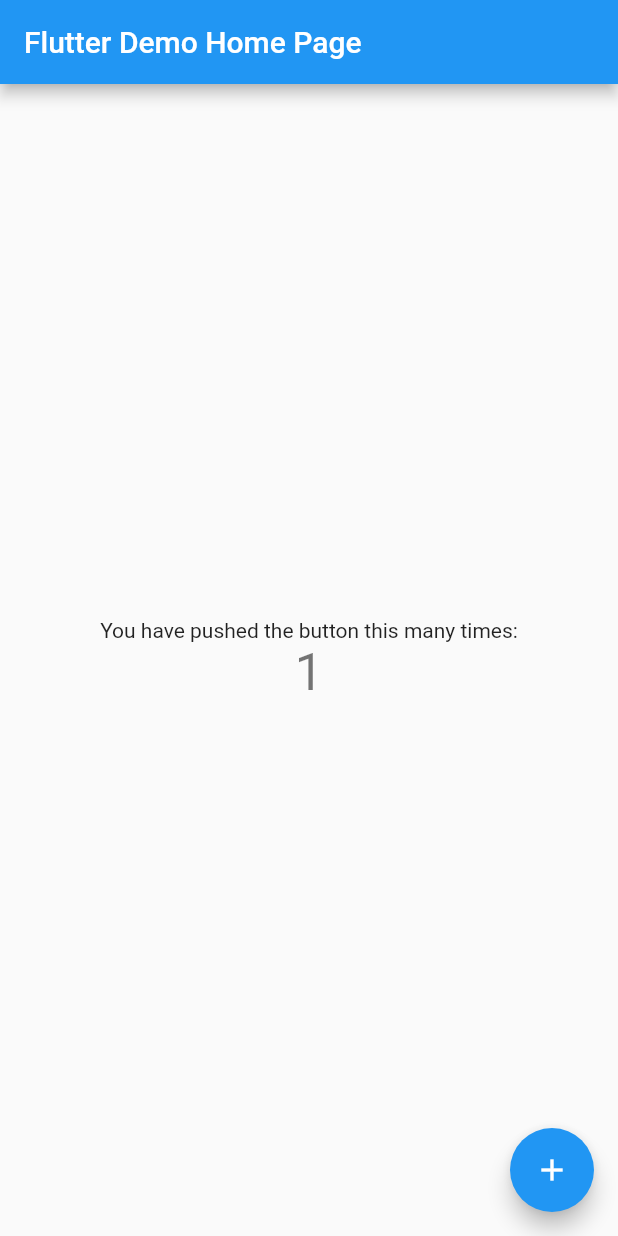
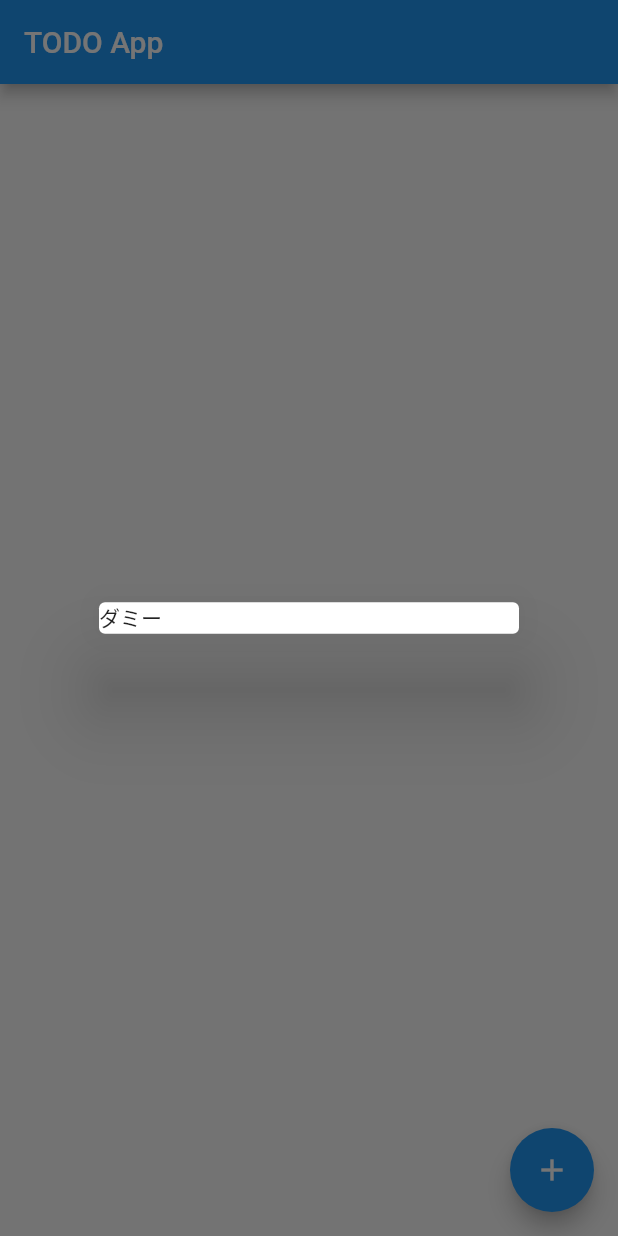
Before and after one commit to misaki-kawaguchi/todo_app, a Flutter app: the screen it shows after launch, after a tap on the "add" icon, on a phone screen of 412 x 824 dp. Run offline on Flutter 3.47's test engine with Material 2 defaults, Android fonts, the phone set to English and light mode, and no system bars; our stand-ins replace cloud_firestore, firebase_core, freezed_annotation, hooks_riverpod; accounts and stored records are empty.

Commit message:
ダイアログを表示する

```diff
--- a/lib/main.dart
+++ b/lib/main.dart
@@ -1,5 +1,6 @@
 import 'package:firebase_core/firebase_core.dart';
 import 'package:flutter/material.dart';
+import 'package:todo_app/ui/pages/item_list_page.dart';
 
 void main() async {
   WidgetsFlutterBinding.ensureInitialized();
@@ -10,109 +11,14 @@ void main() async {
 class MyApp extends StatelessWidget {
   const MyApp({Key? key}) : super(key: key);
 
-  // This widget is the root of your application.
   @override
   Widget build(BuildContext context) {
     return MaterialApp(
-      title: 'Flutter Demo',
+      title: 'TODO App',
       theme: ThemeData(
-        // This is the theme of your application.
-        //
-        // Try running your application with "flutter run". You'll see the
-        // application has a blue toolbar. Then, without quitting the app, try
-        // changing the primarySwatch below to Colors.green and then invoke
-        // "hot reload" (press "r" in the console where you ran "flutter run",
-        // or simply save your changes to "hot reload" in a Flutter IDE).
-        // Notice that the counter didn't reset back to zero; the application
-        // is not restarted.
         primarySwatch: Colors.blue,
       ),
-      home: const MyHomePage(title: 'Flutter Demo Home Page'),
+      home: const ItemListPage(),
     );
   }
 }
-
-class MyHomePage extends StatefulWidget {
-  const MyHomePage({Key? key, required this.title}) : super(key: key);
-
-  // This widget is the home page of your application. It is stateful, meaning
-  // that it has a State object (defined below) that contains fields that affect
-  // how it looks.
-
-  // This class is the configuration for the state. It holds the values (in this
-  // case the title) provided by the parent (in this case the App widget) and
-  // used by the build method of the State. Fields in a Widget subclass are
-  // always marked "final".
-
-  final String title;
-
-  @override
-  State<MyHomePage> createState() => _MyHomePageState();
-}
-
-class _MyHomePageState extends State<MyHomePage> {
-  int _counter = 0;
-
-  void _incrementCounter() {
-    setState(() {
-      // This call to setState tells the Flutter framework that something has
-      // changed in this State, which causes it to rerun the build method below
-      // so that the display can reflect the updated values. If we changed
-      // _counter without calling setState(), then the build method would not be
-      // called again, and so nothing would appear to happen.
-      _counter++;
-    });
-  }
-
-  @override
-  Widget build(BuildContext context) {
-    // This method is rerun every time setState is called, for instance as done
-    // by the _incrementCounter method above.
-    //
-    // The Flutter framework has been optimized to make rerunning build methods
-    // fast, so that you can just rebuild anything that needs updating rather
-    // than having to individually change instances of widgets.
-    return Scaffold(
-      appBar: AppBar(
-        // Here we take the value from the MyHomePage object that was created by
-        // the App.build method, and use it to set our appbar title.
-        title: Text(widget.title),
-      ),
-      body: Center(
-        // Center is a layout widget. It takes a single child and positions it
-        // in the middle of the parent.
-        child: Column(
-          // Column is also a layout widget. It takes a list of children and
-          // arranges them vertically. By default, it sizes itself to fit its
-          // children horizontally, and tries to be as tall as its parent.
-          //
-          // Invoke "debug painting" (press "p" in the console, choose the
-          // "Toggle Debug Paint" action from the Flutter Inspector in Android
-          // Studio, or the "Toggle Debug Paint" command in Visual Studio Code)
-          // to see the wireframe for each widget.
-          //
-          // Column has various properties to control how it sizes itself and
-          // how it positions its children. Here we use mainAxisAlignment to
-          // center the children vertically; the main axis here is the vertical
-          // axis because Columns are vertical (the cross axis would be
-          // horizontal).
-          mainAxisAlignment: MainAxisAlignment.center,
-          children: <Widget>[
-            const Text(
-              'You have pushed the button this many times:',
-            ),
-            Text(
-              '$_counter',
-              style: Theme.of(context).textTheme.headline4,
-            ),
-          ],
-        ),
-      ),
-      floatingActionButton: FloatingActionButton(
-        onPressed: _incrementCounter,
-        tooltip: 'Increment',
-        child: const Icon(Icons.add),
-      ), // This trailing comma makes auto-formatting nicer for build methods.
-    );
-  }
-}
--- /dev/null
+++ b/lib/ui/pages/item_list_page.dart
@@ -0,0 +1,22 @@
+import 'package:flutter/material.dart';
+import 'package:todo_app/models/item_model.dart';
+import 'package:todo_app/ui/widgets/add_item_dialog.dart';
+
+class ItemListPage extends StatelessWidget {
+  const ItemListPage({Key? key}) : super(key: key);
+
+  @override
+  Widget build(BuildContext context) {
+    return Scaffold(
+      appBar: AppBar(
+        title: const Text('TODO App'),
+      ),
+      floatingActionButton: FloatingActionButton(
+        // タスク作成ダイアログを表示
+        onPressed: () => AddItemDialog.show(context, Item.empty()),
+        tooltip: 'Increment',
+        child: const Icon(Icons.add),
+      ),
+    );
+  }
+}
--- /dev/null
+++ b/lib/ui/widgets/add_item_dialog.dart
@@ -0,0 +1,26 @@
+import 'package:flutter/material.dart';
+import 'package:todo_app/models/item_model.dart';
+
+class AddItemDialog extends StatelessWidget {
+  const AddItemDialog({
+    Key? key,
+    required this.item,
+  }) : super(key: key);
+
+  final Item item;
+
+  // ダイアログを表示
+  static void show(BuildContext context, Item item) {
+    showDialog(
+      context: context,
+      builder: (context) => AddItemDialog(item: item),
+    );
+  }
+
+  @override
+  Widget build(BuildContext context) {
+    return Dialog(
+      child: Text('ダミー'),
+    );
+  }
+}
```
